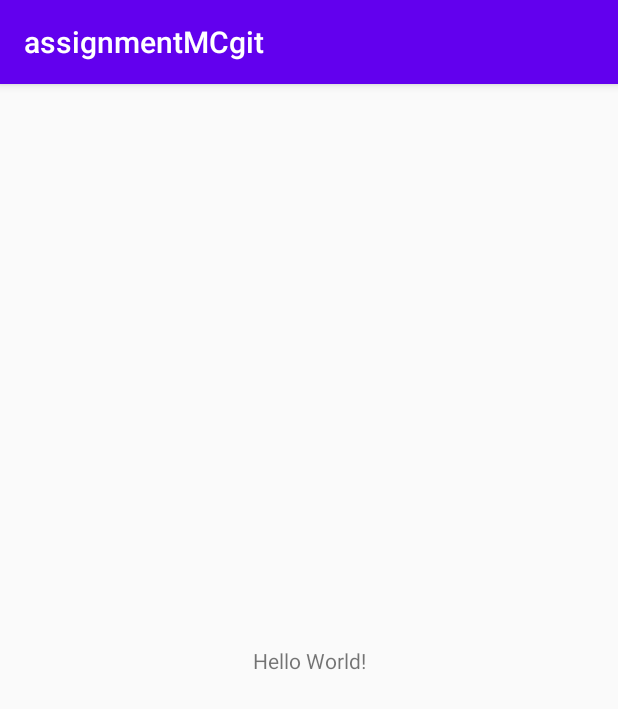
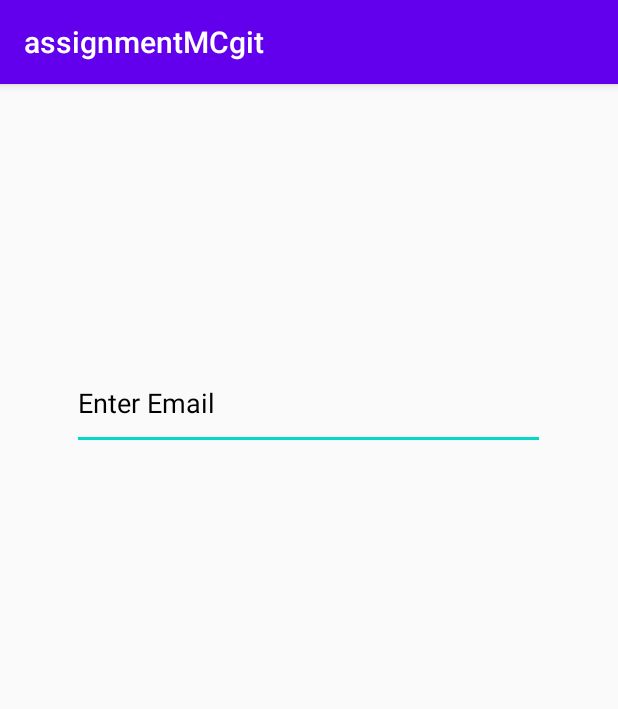
Before and after one commit to Shahzaib519/assignmentMCgit, an Android app: the screen it shows after launch (MainActivity), on a phone screen of 412 x 824 dp. Shown: the top 709 px of the screen. Run offline under Robolectric (Android 15) with nearby library versions, the phone set to English and light mode, and no system bars.

Commit message:
my second widget

```diff
--- a/app/src/main/res/layout/activity_main.xml
+++ b/app/src/main/res/layout/activity_main.xml
@@ -5,15 +5,6 @@
     android:layout_width="match_parent"
     android:layout_height="match_parent"
     tools:context=".MainActivity">
-
-    <TextView
-        android:layout_width="wrap_content"
-        android:layout_height="wrap_content"
-        android:text="Hello World!"
-        app:layout_constraintBottom_toBottomOf="parent"
-        app:layout_constraintLeft_toLeftOf="parent"
-        app:layout_constraintRight_toRightOf="parent"
-        app:layout_constraintTop_toTopOf="parent" />
 
     <ImageView
         android:id="@+id/imageView"
@@ -27,4 +18,19 @@
         app:layout_constraintVertical_bias="0.114"
         tools:srcCompat="@tools:sample/avatars" />
 
+    <EditText
+        android:id="@+id/editTextTextEmailAddress"
+        android:layout_width="315dp"
+        android:layout_height="62dp"
+        android:ems="10"
+        android:hint="Enter Email"
+        android:inputType="textEmailAddress"
+        android:textColorHint="@android:color/black"
+        app:layout_constraintBottom_toBottomOf="parent"
+        app:layout_constraintEnd_toEndOf="parent"
+        app:layout_constraintHorizontal_bias="0.497"
+        app:layout_constraintStart_toStartOf="parent"
+        app:layout_constraintTop_toBottomOf="@+id/imageView"
+        app:layout_constraintVertical_bias="0.153" />
+
 </androidx.constraintlayout.widget.ConstraintLayout>
```
